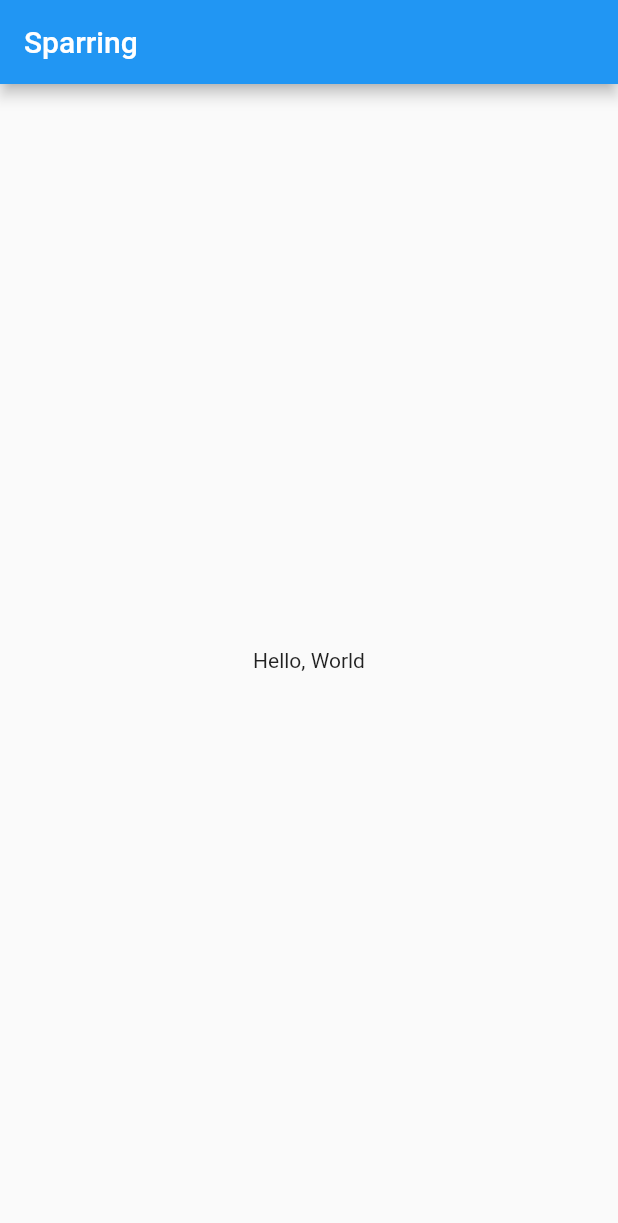
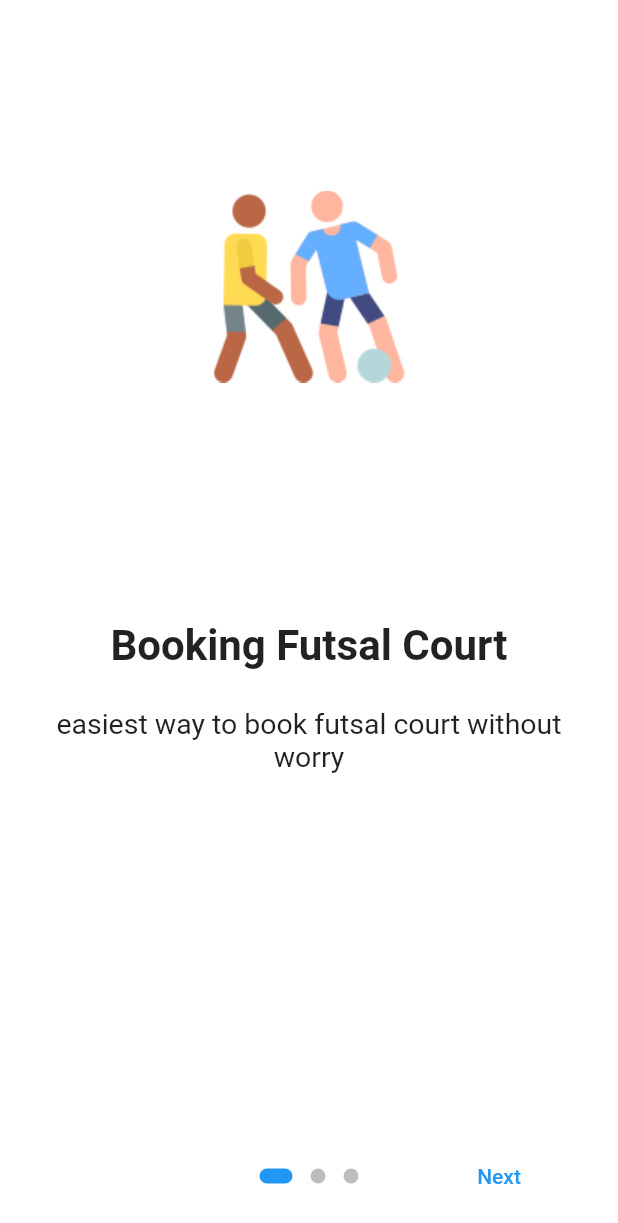
Before and after one commit to keepant/sparring, a Flutter app: the screen it shows after launch, on a phone screen of 412 x 824 dp. Shown: the top 1223 px of the screen. Run offline on Flutter 3.47's test engine with Material 2 defaults, Android fonts, the phone set to English and light mode, and no system bars; drawn by our look-alikes of introduction_screen; missing offline and left inert: custom_splash.

Commit message:
added onboarding screen

```diff
--- a/lib/home.dart
+++ b/lib/home.dart
@@ -6,7 +6,7 @@ class Home extends StatelessWidget {
   Widget build(BuildContext context) {
     return Scaffold(
       appBar: AppBar(
-        title: Text('Sparring'),
+        title: Text(I18n.of(context).title),
       ),
       body: Center(
         child: Text(
--- a/lib/router.dart
+++ b/lib/router.dart
@@ -1,6 +1,6 @@
 import 'package:flutter/material.dart';
 import 'package:sparring/home.dart';
-import 'package:sparring/screens/spashscreen.dart';
+import 'package:sparring/screens/splashscreen/spashscreen.dart';
 
 final routes  = {
   '/' : (BuildContext context) => Splashscreen(),
--- /dev/null
+++ b/lib/screens/onboarding/onboarding.dart
@@ -0,0 +1,94 @@
+import 'package:flutter/material.dart';
+import 'package:introduction_screen/introduction_screen.dart';
+import 'package:sparring/home.dart';
+
+class OnboardingScreen extends StatefulWidget {
+  @override
+  _OnboardingScreenState createState() => _OnboardingScreenState();
+}
+
+class _OnboardingScreenState extends State<OnboardingScreen> {
+  final introKey = GlobalKey<IntroductionScreenState>();
+
+  void _onIntroEnd(context) {
+    Navigator.of(context).pushReplacement(
+      MaterialPageRoute(builder: (_) => Home()),
+    );
+  }
+
+  Widget _buildImage(String imgAssets) {
+    return Align(
+      child: Image.asset(
+        'assets/img/$imgAssets.png',
+        width: 200.0,
+      ),
+      alignment: Alignment.center,
+    );
+  }
+
+  @override
+  Widget build(BuildContext context) {
+    const bodyStyle = TextStyle(fontSize: 19.0);
+    const pageDecoration = const PageDecoration(
+      titleTextStyle: TextStyle(fontSize: 28.0, fontWeight: FontWeight.w700),
+      bodyTextStyle: bodyStyle,
+      descriptionPadding: EdgeInsets.fromLTRB(16.0, 0.0, 16.0, 16.0),
+      pageColor: Colors.white,
+      imagePadding: EdgeInsets.zero,
+    );
+
+    return IntroductionScreen(
+      key: introKey,
+      pages: [
+        PageViewModel(
+          title: "Booking Futsal Court",
+          body: "easiest way to book futsal court without worry",
+          image: _buildImage('soccer-player'),
+          decoration: pageDecoration,
+        ),
+        PageViewModel(
+          title: "Find Opponents",
+          body: "easiest way to book futsal opponents without worry",
+          image: _buildImage('field'),
+          decoration: pageDecoration,
+        ),
+        PageViewModel(
+          title: "All You Need",
+          body: "find everything you need",
+          image: _buildImage('businessman'),
+          decoration: pageDecoration,
+          footer: RaisedButton(
+            onPressed: () {
+              Navigator.pushReplacement(
+                context,
+                MaterialPageRoute(
+                  builder: (_) => Home(),
+                ),
+              );
+            },
+            child: const Text(
+              'Get Started',
+              style: TextStyle(color: Colors.white),
+            ),
+            color: Colors.lightBlue,
+            shape: RoundedRectangleBorder(
+              borderRadius: BorderRadius.circular(8.0),
+            ),
+          ),
+        )
+      ],
+      onDone: () => _onIntroEnd(context),
+      skip: const Text('Skip'),
+      next: const Text('Next'),
+      done: const Text('Done', style: TextStyle(fontWeight: FontWeight.w600)),
+      dotsDecorator: const DotsDecorator(
+        size: Size(10.0, 10.0),
+        color: Color(0xFFBDBDBD),
+        activeSize: Size(22.0, 10.0),
+        activeShape: RoundedRectangleBorder(
+          borderRadius: BorderRadius.all(Radius.circular(25.0)),
+        ),
+      ),
+    );
+  }
+}
--- a/lib/screens/spashscreen.dart
+++ b/lib/screens/splashscreen/spashscreen.dart
@@ -1,6 +1,7 @@
 import 'package:custom_splash/custom_splash.dart';
 import 'package:flutter/material.dart';
 import 'package:sparring/home.dart';
+import 'package:sparring/screens/onboarding/onboarding.dart';
 
 class Splashscreen extends StatelessWidget {
   @override
@@ -8,7 +9,7 @@ class Splashscreen extends StatelessWidget {
     return CustomSplash(
       imagePath: 'assets/img/soccer-player.png',
       backGroundColor: Theme.of(context).primaryColor,
-      home: Home(),
+      home: OnboardingScreen(),
       duration: 2500,
       type: CustomSplashType.StaticDuration,
       //animationEffect: 'zoom-in',
--- a/pubspec.yaml
+++ b/pubspec.yaml
@@ -26,6 +26,7 @@ dependencies:
   # Use with the CupertinoIcons class for iOS style icons.
   cupertino_icons: ^0.1.2
   custom_splash: ^0.0.2
+  introduction_screen: ^1.0.8
 
 dev_dependencies:
   flutter_test:
```
Also changed, not shown: assets/img/businessman.png (added), assets/img/field.png (added), pubspec.lock.
